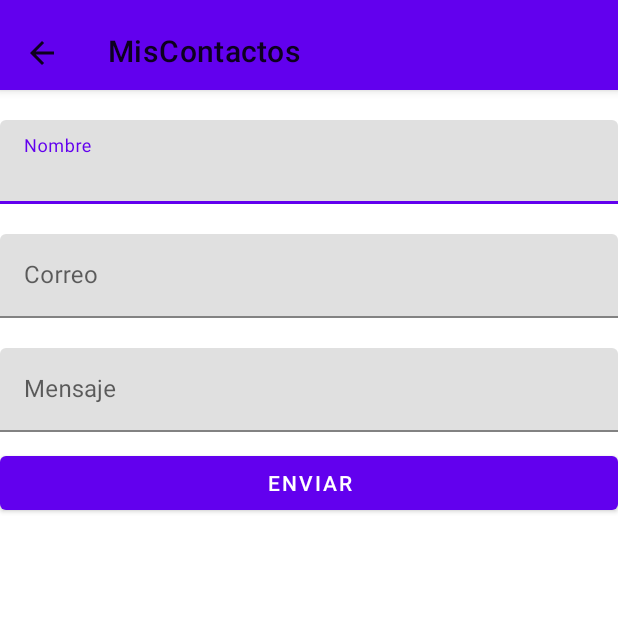
After one commit to Juliocbs1/AppMisContactos, an Android app: the FormularioContacto screen opened directly, with no data from a screen before it, on a phone screen of 412 x 824 dp, the top half of it. The commit adds this screen. Run offline under Robolectric (Android 15) with nearby library versions, the phone set to English and light mode, and no system bars.

Commit message:
Se añade una opcion en el menu opcion de Contacto que redirige a uin activity formulario contacto

```diff
--- a/app/src/main/AndroidManifest.xml
+++ b/app/src/main/AndroidManifest.xml
@@ -34,6 +34,10 @@
                 <category android:name="android.intent.category.LAUNCHER" />
             </intent-filter>
         </activity>
+        <activity
+            android:name=".FormularioContacto"
+            android:exported="true"
+            android:parentActivityName=".MainActivity"/>
 
     </application>
 
--- /dev/null
+++ b/app/src/main/java/com/example/miscontactos/FormularioContacto.java
@@ -0,0 +1,17 @@
+package com.example.miscontactos;
+
+import android.os.Bundle;
+
+import androidx.appcompat.app.AppCompatActivity;
+import androidx.appcompat.widget.Toolbar;
+
+public class FormularioContacto extends AppCompatActivity {
+    @Override
+    protected void onCreate(Bundle savedInstanceState) {
+        super.onCreate(savedInstanceState);
+        setContentView(R.layout.activity_formulario_contacto);
+        Toolbar toolbar = findViewById(R.id.toolbarnorm);
+        setSupportActionBar(toolbar);
+        getSupportActionBar().setDisplayHomeAsUpEnabled(true);
+    }
+}
--- a/app/src/main/java/com/example/miscontactos/MainActivity.java
+++ b/app/src/main/java/com/example/miscontactos/MainActivity.java
@@ -60,12 +60,6 @@ public class MainActivity extends AppCompatActivity {
 
 
 
-
-
-
-
-
-
     }
 
     private ArrayList<Fragment> agregarFragments(){
@@ -114,6 +108,9 @@ public class MainActivity extends AppCompatActivity {
         }else if(itemId == R.id.mSettings){
                 Intent intent2 = new Intent(this, SettingsActivity.class);
                 startActivity(intent2);
+        }else if(itemId == R.id.mContacto){
+            Intent intent3 = new Intent(this, FormularioContacto.class);
+            startActivity(intent3);
         }
 
         return super.onOptionsItemSelected(item);
--- /dev/null
+++ b/app/src/main/res/layout/activity_formulario_contacto.xml
@@ -0,0 +1,72 @@
+<?xml version="1.0" encoding="utf-8"?>
+<LinearLayout xmlns:android="http://schemas.android.com/apk/res/android"
+    android:layout_width="match_parent"
+    android:layout_height="match_parent"
+    xmlns:tools="http://schemas.android.com/tools"
+    android:orientation="vertical"
+   >
+    <include android:id="@+id/toolbarnorm"
+        layout="@layout/action_bar_normal"
+        android:text="@string/toolbar_title">
+    </include>
+
+    <com.google.android.material.textfield.TextInputLayout
+
+        android:id="@+id/main_text_nombre"
+        android:layout_width="match_parent"
+        android:layout_height="wrap_content"
+        android:hint="@string/main_nombre"
+        android:labelFor="@+id/main_campo_nombre"
+        android:layout_marginTop="10dp">
+
+        <com.google.android.material.textfield.TextInputEditText
+            android:id="@+id/main_campo_nombre"
+            android:layout_width="match_parent"
+            android:layout_height="wrap_content"
+            android:layout_marginTop="10dp"
+            android:inputType="text"/>
+    </com.google.android.material.textfield.TextInputLayout>
+
+    <com.google.android.material.textfield.TextInputLayout
+
+        android:id="@+id/main_text_correo"
+        android:layout_width="match_parent"
+        android:layout_height="wrap_content"
+        android:hint="@string/main_correo"
+        android:labelFor="@+id/main_campo_nombre"
+        android:layout_marginTop="10dp">
+
+        <com.google.android.material.textfield.TextInputEditText
+            android:id="@+id/main_campo_correo"
+            android:layout_width="match_parent"
+            android:layout_height="wrap_content"
+            android:layout_marginTop="10dp"
+            android:inputType="text"/>
+    </com.google.android.material.textfield.TextInputLayout>
+
+    <com.google.android.material.textfield.TextInputLayout
+
+        android:id="@+id/main_text_mensaje"
+        android:layout_width="match_parent"
+        android:layout_height="wrap_content"
+        android:hint="@string/main_mensaje"
+        android:labelFor="@+id/main_campo_mensaje"
+        android:layout_marginTop="10dp">
+
+        <com.google.android.material.textfield.TextInputEditText
+            android:id="@+id/main_campo_mensaje"
+            android:layout_width="match_parent"
+            android:layout_height="wrap_content"
+            android:layout_marginTop="10dp"
+            android:inputType="text"/>
+    </com.google.android.material.textfield.TextInputLayout>
+
+    <com.google.android.material.button.MaterialButton
+        android:layout_width="match_parent"
+        android:layout_height="wrap_content"
+        android:layout_marginTop="10dp"
+        android:text="@string/main_enviar">
+
+    </com.google.android.material.button.MaterialButton>
+
+</LinearLayout>
--- a/app/src/main/res/menu/menu_opciones.xml
+++ b/app/src/main/res/menu/menu_opciones.xml
@@ -1,5 +1,12 @@
 <?xml version="1.0" encoding="utf-8"?>
 <menu xmlns:android="http://schemas.android.com/apk/res/android">
+
+    <item android:id="@+id/mContacto"
+        android:title="@string/menu_contacto"
+        android:orderInCategory="99">
+
+    </item>
+
     <item android:id="@+id/mAbout"
         android:title="@string/menu_about"
         android:orderInCategory="100"
@@ -11,4 +18,5 @@
         android:title="@string/menu_settings"
         android:orderInCategory="101">
     </item>
+
 </menu>
--- a/app/src/main/res/values/strings.xml
+++ b/app/src/main/res/values/strings.xml
@@ -25,7 +25,8 @@
     <string name="pemail">email</string>
 
     <string name="menu_about">About</string>
-    <string name="menu_settings">Settings</string>"
+    <string name="menu_settings">Settings</string>
+    <string name="menu_contacto">Contacto</string>
 
     <string name="texto_settings">Settings del Aplicativo</string>
     <string name="texto_about">Acerca de 2025</string>
@@ -39,5 +40,13 @@
     <!-- TODO: Remove or change this placeholder text -->
     <string name="hello_blank_fragment">Hello blank fragment</string>
 
+    <string name="main_nombre">Nombre</string>
+    <string name="main_correo">Correo</string>
+    <string name="main_mensaje">Mensaje</string>
+
+    <string name="main_enviar">ENVIAR</string>
+
+    <string name="toolbar_title">Formulario_Contacto</string>
+
 
 </resources>
```
